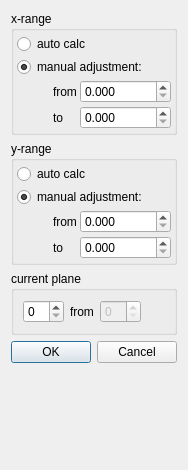
Old version of the form itom1DQwtFigurePlugin/dialog1DScale.ui in the repository itom-project/designerPlugins.
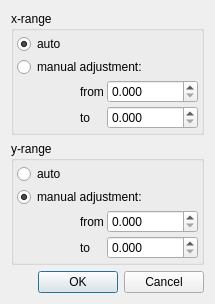
New version of the form.

What changed in the file:
```diff
--- a/itom1DQwtFigurePlugin/dialog1DScale.ui
+++ b/itom1DQwtFigurePlugin/dialog1DScale.ui
@@ -6,8 +6,8 @@
    <rect>
     <x>0</x>
     <y>0</y>
-    <width>178</width>
-    <height>470</height>
+    <width>215</width>
+    <height>281</height>
    </rect>
   </property>
   <property name="windowTitle">
@@ -32,7 +32,10 @@
       <item>
        <widget class="QRadioButton" name="radioAutoCalcX">
         <property name="text">
-         <string>auto calc</string>
+         <string>auto</string>
+        </property>
+        <property name="checked">
+         <bool>true</bool>
         </property>
        </widget>
       </item>
@@ -42,7 +45,7 @@
          <string>manual adjustment:</string>
         </property>
         <property name="checked">
-         <bool>true</bool>
+         <bool>false</bool>
         </property>
        </widget>
       </item>
@@ -140,7 +143,7 @@
       <item>
        <widget class="QRadioButton" name="radioAutoCalcY">
         <property name="text">
-         <string>auto calc</string>
+         <string>auto</string>
         </property>
        </widget>
       </item>
@@ -230,45 +233,6 @@
      </layout>
     </widget>
    </item>
-   <item>
-    <widget class="QGroupBox" name="groupPlane">
-     <property name="title">
-      <string>current plane</string>
-     </property>
-     <layout class="QHBoxLayout" name="horizontalLayout">
-      <item>
-       <widget class="QSpinBox" name="doubleSpinBox_curplane"/>
-      </item>
-      <item>
-       <widget class="QLabel" name="label_7">
-        <property name="text">
-         <string>from</string>
-        </property>
-       </widget>
-      </item>
-      <item>
-       <widget class="QSpinBox" name="doubleSpinBox_totalplane">
-        <property name="enabled">
-         <bool>false</bool>
-        </property>
-       </widget>
-      </item>
-      <item>
-       <spacer name="horizontalSpacer_7">
-        <property name="orientation">
-         <enum>Qt::Horizontal</enum>
-        </property>
-        <property name="sizeHint" stdset="0">
-         <size>
-          <width>3</width>
-          <height>20</height>
-         </size>
-        </property>
-       </spacer>
-      </item>
-     </layout>
-    </widget>
-   </item>
    <item>
     <widget class="QDialogButtonBox" name="buttonBox">
      <property name="orientation">
```
Left out of the diff: 16 changed lines with no effect on the pictures.
